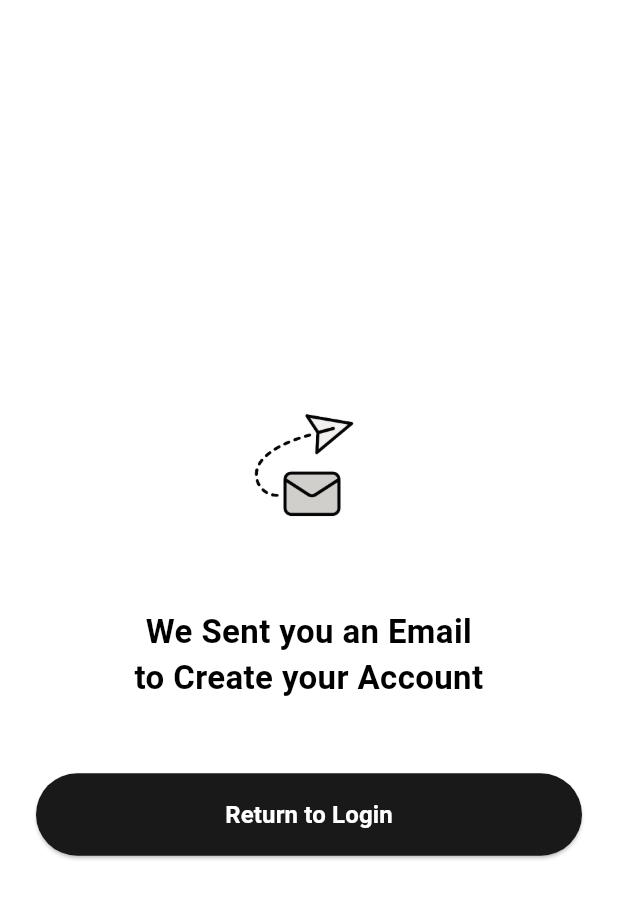
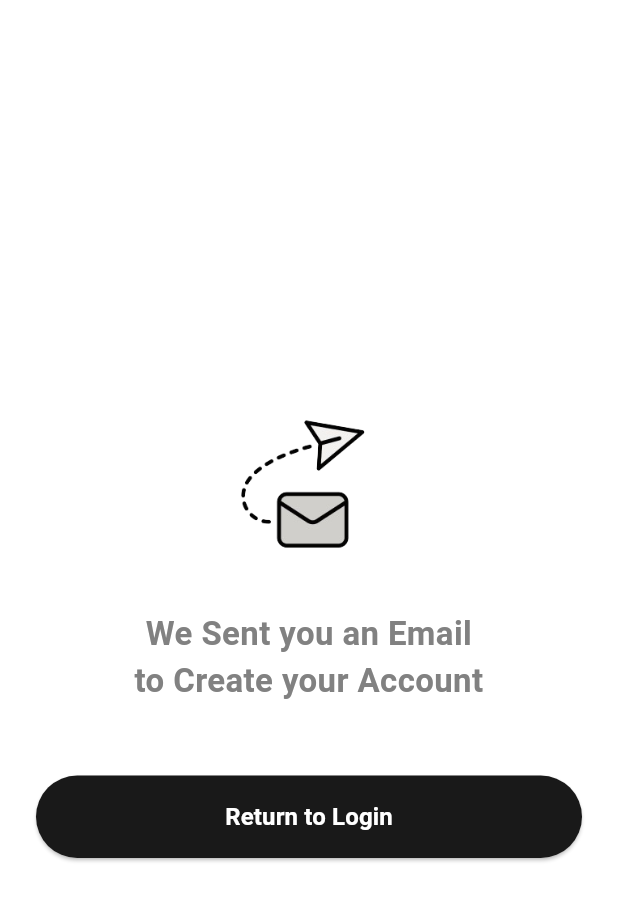
Before and after one commit to maissasehli/template_store_go_flutter, a Flutter app: the EmailSentConfirmation screen opened by its route, on a phone screen of 412 x 824 dp. Shown: the top 901 px of the screen. Run offline on Flutter 3.47's test engine with Material 3 defaults, Android fonts, the phone set to English and light mode, and no system bars; our stand-ins replace flutter_dotenv, flutter_svg, get, google_sign_in, shared_preferences, supabase_flutter; accounts and stored records are empty; Roboto replaces fonts that are missing (RedditSans); project files that could hold a hidden picture were left out.

```diff
--- a/lib/bindings/auth_binding.dart
+++ b/lib/bindings/auth_binding.dart
@@ -1,7 +1,9 @@
 import 'package:get/get.dart';
 import 'package:store_go/controller/auth/emailsentcontroller%20.dart';
+import 'package:store_go/controller/auth/emailsentcontroller_resetpassword.dart';
 import 'package:store_go/controller/auth/forgetpasswordcontroller.dart';
 import 'package:store_go/controller/auth/logincontroller.dart';
+import 'package:store_go/controller/auth/resetpasswordcontroller.dart';
 import 'package:store_go/controller/auth/signupcontroller.dart';
 import 'package:store_go/controller/onboarding/userprofilesetupcontroller.dart';
 
@@ -15,7 +17,11 @@ class MyBinding implements Bindings {
     Get.lazyPut<SignupController>(() => SignupController());
     Get.lazyPut<ForgetPasswordController>(() => ForgetPasswordController());
     Get.lazyPut<EmailSentController>(() => EmailSentController());
+    Get.lazyPut<EmailSentController>(() => EmailSentController());
+    Get.lazyPut<EmailSentControllerResetPassword>(() => EmailSentControllerResetPassword());
     Get.lazyPut<UserProfileSetupController>(() => UserProfileSetupController());
+        Get.lazyPut<ResetPasswordController>(() => ResetPasswordController());
+
 
 
 
--- /dev/null
+++ b/lib/controller/auth/emailsentcontroller_resetpassword.dart
@@ -0,0 +1,8 @@
+import 'package:get/get.dart';
+import 'package:store_go/core/constants/routes.dart';
+
+class EmailSentControllerResetPassword extends GetxController {
+  void returnToLogin() {
+    Get.offAllNamed(AppRoute.login); // Use offAllNamed to clear previous routes
+  }
+}
--- /dev/null
+++ b/lib/controller/auth/resetpasswordcontroller.dart
@@ -0,0 +1,39 @@
+import 'package:flutter/material.dart';
+import 'package:get/get.dart';
+import 'package:store_go/core/constants/routes.dart';
+import 'package:store_go/core/services/auth_service.dart';
+
+class ResetPasswordController extends GetxController {
+  final TextEditingController newPasswordController = TextEditingController();
+  final TextEditingController confirmPasswordController = TextEditingController();
+  final GlobalKey<FormState> resetPasswordFormKey = GlobalKey<FormState>();
+
+  final AuthService _authService = AuthService();
+
+  @override
+  void onInit() {
+    super.onInit();
+    // Vérifiez si la récupération de mot de passe est valide
+    _authService.handlePasswordRecovery();
+  }
+
+  Future<void> resetPassword() async {
+    if (resetPasswordFormKey.currentState!.validate()) {
+      bool success = await _authService.updatePassword(
+        newPasswordController.text.trim()
+      );
+
+      if (success) {
+        // La navigation est déjà gérée dans la méthode updatePassword
+        Get.offAllNamed(AppRoute.login);
+      }
+    }
+  }
+
+  @override
+  void onClose() {
+    newPasswordController.dispose();
+    confirmPasswordController.dispose();
+    super.onClose();
+  }
+}
--- a/lib/core/constants/routes.dart
+++ b/lib/core/constants/routes.dart
@@ -6,7 +6,10 @@ static const String signup = "/signup";
 static const String userprofilesetup = "/userprofilesetup";
 static const String forgetpassword = "/forgetpassword";
 static const String emailsentconfirmation = "/emailsentconfirmation";
-static const String home = "/home";
+  static const String resetPassword = '/reset-password';
+
+static const String home = "/home";static const String emailsentconfirmationresetpassword = "/emailsentconfirmationresetpassword";
+
 
 
 
--- a/lib/main.dart
+++ b/lib/main.dart
@@ -24,6 +24,7 @@ Future<void> main() async {
     url: dotenv.env['SUPABASE_URL']!,
     anonKey: dotenv.env['SUPABASE_ANON_KEY']!,
     debug: true,
+
   );
 
   runApp(const MyApp());
--- a/lib/routes.dart
+++ b/lib/routes.dart
@@ -2,8 +2,10 @@ import 'package:get/get.dart';
 import 'package:store_go/bindings/auth_binding.dart';
 import 'package:store_go/core/constants/routes.dart';
 import 'package:store_go/view/screens/auth/emailsentconfirmation.dart';
+import 'package:store_go/view/screens/auth/emailsentconfirmation_resetpassword.dart';
 import 'package:store_go/view/screens/auth/forgetpassword.dart';
 import 'package:store_go/view/screens/auth/login.dart';
+import 'package:store_go/view/screens/auth/resetpassword.dart';
 import 'package:store_go/view/screens/auth/signup.dart';
 import 'package:store_go/view/screens/home/home_screen.dart';
 import 'package:store_go/view/screens/language/language.dart';
@@ -42,6 +44,17 @@ GetPage(
   page: () => const EmailSentConfirmation(), // Note the 'const'
   binding: MyBinding(),
 ),
+GetPage(
+  name: AppRoute.emailsentconfirmationresetpassword,
+  page: () => const EmailSentConfirmationResetPassword(), // Note the 'const'
+  binding: MyBinding(),
+),
+GetPage(
+  name: AppRoute.resetPassword,
+  page: () => ResetPasswordPage(),
+    binding: MyBinding(),
+
+),
   GetPage(
     name: AppRoute.home,
     page: () =>  HomeScreen(),
--- a/lib/view/screens/auth/emailsentconfirmation.dart
+++ b/lib/view/screens/auth/emailsentconfirmation.dart
@@ -9,10 +9,8 @@ class EmailSentConfirmation extends GetView<EmailSentController> {
 
   @override
   Widget build(BuildContext context) {
-        print('🌟 EmailSentConfirmation Build Method Called');
 
      if (Get.isRegistered<EmailSentController>() == false) {
-            print('⚠️ EmailSentController not registered, creating now');
 
       Get.put(EmailSentController());
     }
@@ -28,21 +26,18 @@ class EmailSentConfirmation extends GetView<EmailSentController> {
               // Paper plane icon
  Image.asset(
   'assets/icons/email_sent.png', // Use full path
-  height: 120,
-  width: 120,
-  errorBuilder: (context, error, stackTrace) {
-    print('🚨 Image Load Error Details: $error');
-    return Icon(Icons.error, size: 120, color: Colors.red);
-  },
+  height: 150,
+  width: 150,
+
 ),
 
-              const SizedBox(height: 32),
+              const SizedBox(height: 5),
 
               // Verification text
               Text(
                 'We Sent you an Email\nto Create your Account',
                 style: AppColor.headingMedium.copyWith(
-                  color: AppColor.textPrimaryColor,
+                  color: AppColor.inputTextColor,
                 ),
                 textAlign: TextAlign.center,
               ),
--- a/lib/view/screens/auth/forgetpassword.dart
+++ b/lib/view/screens/auth/forgetpassword.dart
@@ -32,7 +32,6 @@ class ForgetPassword extends StatelessWidget {
                 Text(
                   'Forgot Password',
                   style: AppColor.titleLarge,
-                  textAlign: TextAlign.center,
                 ),
                 SizedBox(height: AppColor.spacingL),
                 CustomTextFormAuth(
--- a/lib/view/widgets/auth/customtexttitle .dart
+++ b/lib/view/widgets/auth/customtexttitle .dart
@@ -15,9 +15,8 @@ class CustomTextTitle extends StatelessWidget {
       text,
       style: AppColor.titleLarge.copyWith(
         color: Colors.black,
-        fontSize: 24,
+        fontSize: 34,
       ),
-      textAlign: TextAlign.center,
     );
   }
 }
```
Also changed, not shown: lib/controller/auth/forgetpasswordcontroller.dart (+16 -4 lines), lib/core/services/auth_service.dart (+49 -17 lines), lib/view/screens/auth/emailsentconfirmation_resetpassword.dart (added, +77 -0 lines), lib/view/screens/auth/resetpassword.dart (added, +78 -0 lines), 2 other files.
